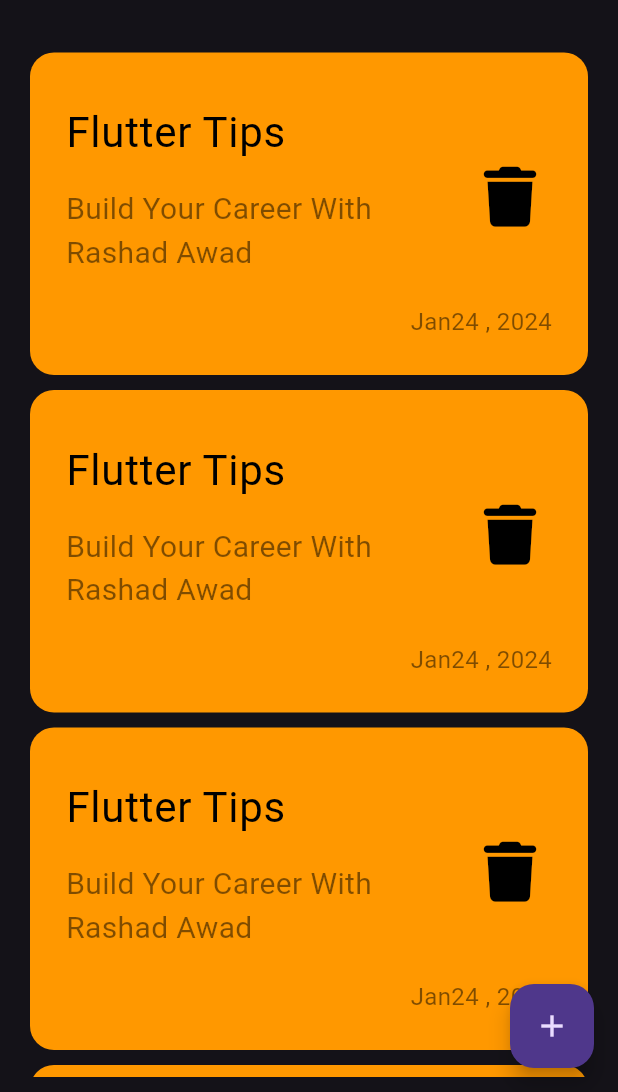
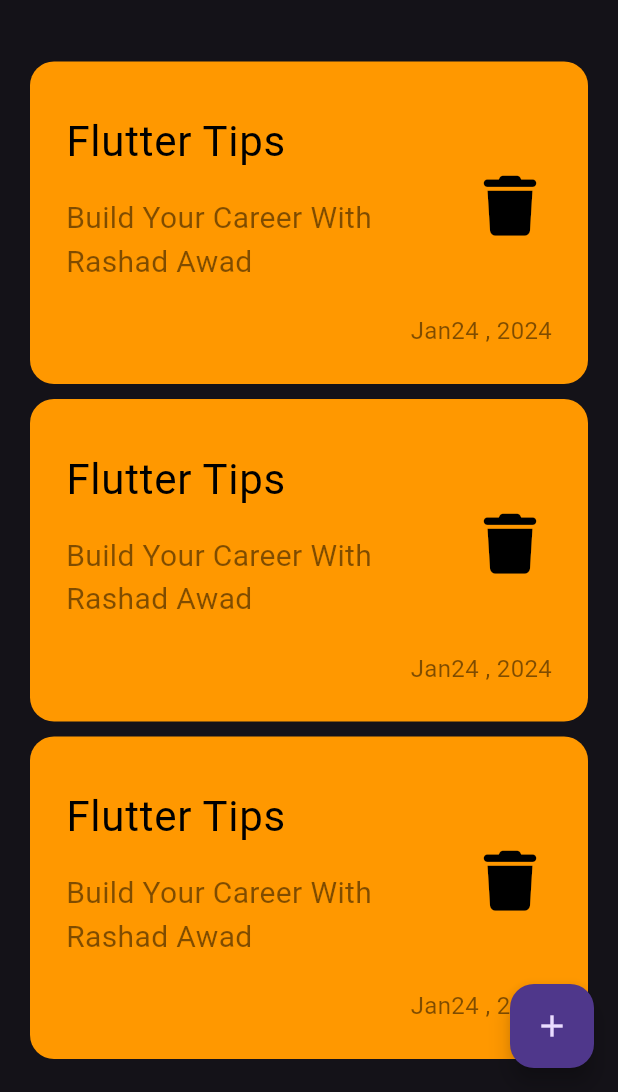
Before and after one commit to RashadAwad14/notes_app, a Flutter app: the screen it shows after launch, on a phone screen of 412 x 824 dp, the part 144-1236 px from its top. Run offline on Flutter 3.47's test engine with Material 3 defaults, Android fonts, the phone set to English and light mode, and no system bars; our stand-ins replace font_awesome_flutter, google_fonts; Roboto replaces fonts that are missing (Acme).

Commit message:
some commit comment

```diff
--- a/lib/components/note_list_view.dart
+++ b/lib/components/note_list_view.dart
@@ -9,8 +9,9 @@ class NotesListView extends StatelessWidget {
   Widget build(BuildContext context) {
     return  Expanded(
       child: Padding(
-        padding: const EdgeInsets.symmetric(vertical: 10),
+        padding: const EdgeInsets.symmetric(vertical: 16),
         child: ListView.builder(
+          padding: EdgeInsets.zero,
           itemBuilder: (context, index) {
             return const Padding(
               padding: EdgeInsets.symmetric(vertical:5.0),
```
